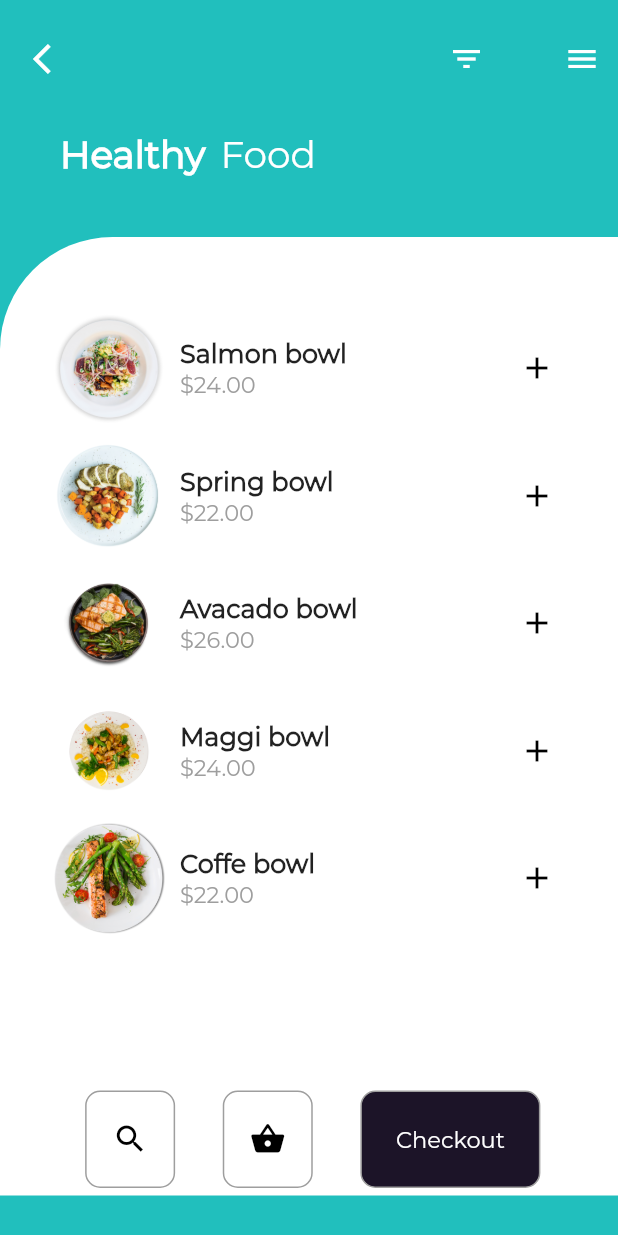
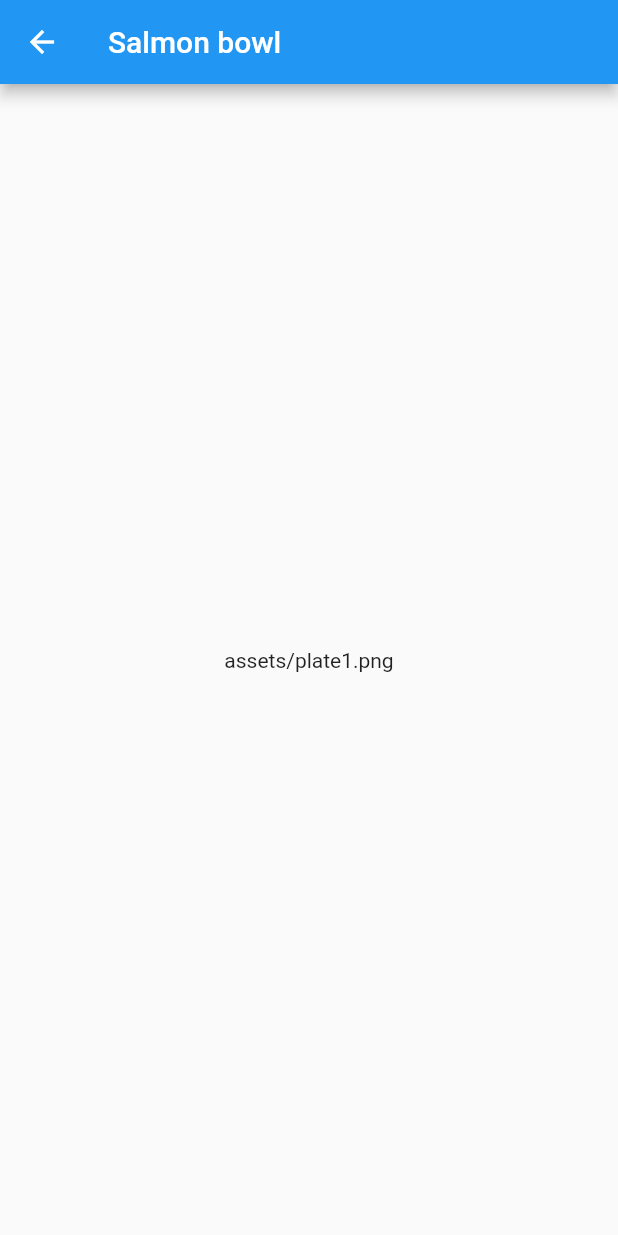
Before and after one commit to ShivamGoyal26/Firebase_Auth-Flutter-, a Flutter app: the screen it shows after launch, after a tap on "Salmon bowl", on a phone screen of 412 x 824 dp. Run offline on Flutter 3.47's test engine with Material 2 defaults, Android fonts, the phone set to English and light mode, and no system bars; project files that could hold a hidden picture were left out.

Commit message:
9th commit

```diff
--- /dev/null
+++ b/lib/details_page.dart
@@ -0,0 +1,31 @@
+import 'package:flutter/material.dart';
+
+class DetailsPage extends StatefulWidget {
+  static const routeName = '/product-details';
+  final heroTag;
+  final foodName;
+  final foodPrice;
+
+  DetailsPage({
+    this.foodName,
+    this.foodPrice,
+    this.heroTag,
+  });
+  @override
+  _DetailsPageState createState() => _DetailsPageState();
+}
+
+class _DetailsPageState extends State<DetailsPage> {
+  @override
+  Widget build(BuildContext context) {
+    final detail = ModalRoute.of(context).settings.arguments as List;
+    return Scaffold(
+      appBar: AppBar(
+        title: Text(detail[1]),
+      ),
+      body: Center(
+        child: Text(detail[0]),
+      ),
+    );
+  }
+}
--- a/lib/main.dart
+++ b/lib/main.dart
@@ -1,4 +1,5 @@
 import 'package:flutter/material.dart';
+import './details_page.dart';
 
 void main() {
   runApp(MyApp());
@@ -14,6 +15,9 @@ class MyApp extends StatelessWidget {
       ),
       home: MyHomePage(),
       debugShowCheckedModeBanner: false,
+      routes: {
+        DetailsPage.routeName: (ctx) => DetailsPage(),
+      },
     );
   }
 }
@@ -110,16 +114,16 @@ class _MyHomePageState extends State<MyHomePage> {
                       height: MediaQuery.of(context).size.height - 300,
                       child: ListView(
                         children: <Widget>[
-                          _buildFoodItem(
-                              'assets/plate1.png', 'Salmon bowl', '\$24.00'),
-                          _buildFoodItem(
-                              'assets/plate2.png', 'Spring bowl', '\$22.00'),
-                          _buildFoodItem(
-                              'assets/plate3.png', 'Avacado bowl', '\$26.00'),
-                          _buildFoodItem(
-                              'assets/plate4.png', 'Maggi bowl', '\$24.00'),
-                          _buildFoodItem(
-                              'assets/plate5.png', 'Coffe bowl', '\$22.00'),
+                          _buildFoodItem(context, 'assets/plate1.png',
+                              'Salmon bowl', '\$24.00'),
+                          _buildFoodItem(context, 'assets/plate2.png',
+                              'Spring bowl', '\$22.00'),
+                          _buildFoodItem(context, 'assets/plate3.png',
+                              'Avacado bowl', '\$26.00'),
+                          _buildFoodItem(context, 'assets/plate4.png',
+                              'Maggi bowl', '\$24.00'),
+                          _buildFoodItem(context, 'assets/plate5.png',
+                              'Coffe bowl', '\$22.00'),
                         ],
                       ),
                     ),
@@ -186,11 +190,17 @@ class _MyHomePageState extends State<MyHomePage> {
   }
 }
 
-Widget _buildFoodItem(String imgpath, String foodName, String price) {
+Widget _buildFoodItem(
+    BuildContext context, String imgpath, String foodName, String price) {
   return Padding(
     padding: EdgeInsets.only(left: 10, right: 10, top: 10),
     child: InkWell(
-      onTap: () {},
+      onTap: () {
+        Navigator.of(context).pushNamed(
+          DetailsPage.routeName,
+          arguments: [imgpath, foodName, price],
+        );
+      },
       child: Row(
         mainAxisAlignment: MainAxisAlignment.spaceBetween,
         children: <Widget>[
```
